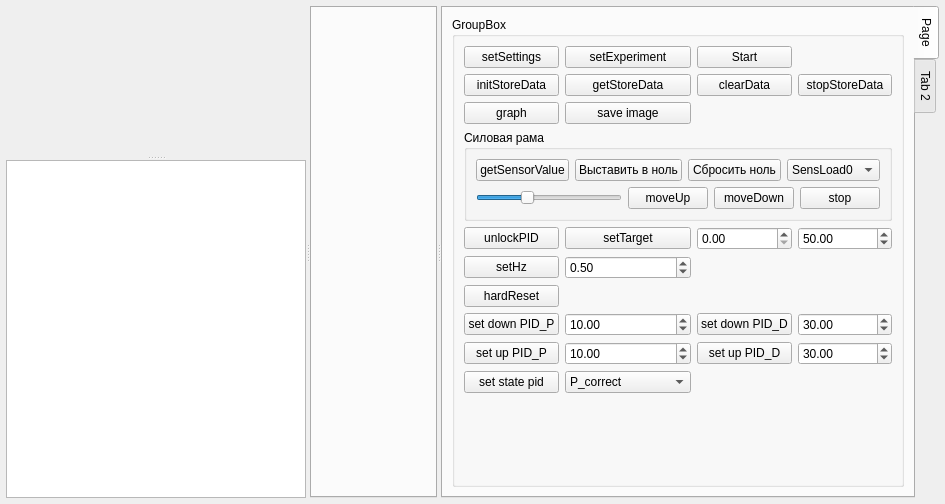
predbannikov/pg-liga, file pg-liga/experimentview.ui: the form before one commit.
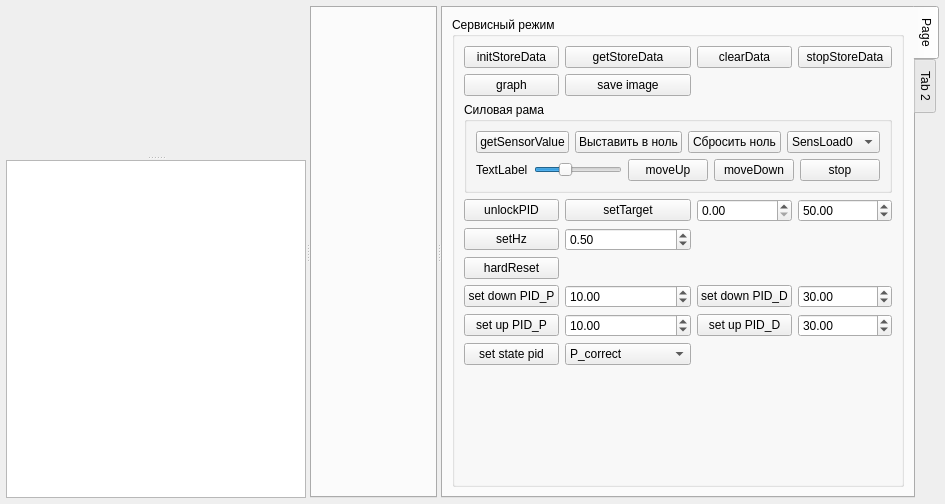
The form after the commit.

What changed in the file:
```diff
--- a/pg-liga/experimentview.ui
+++ b/pg-liga/experimentview.ui
@@ -158,123 +158,17 @@
            <item row="0" column="0">
             <widget class="QGroupBox" name="groupBox_3">
              <property name="title">
-              <string>GroupBox</string>
+              <string>Сервисный режим</string>
              </property>
              <layout class="QGridLayout" name="gridLayout_3">
-              <item row="0" column="0">
-               <widget class="QPushButton" name="btnSetSettings">
-                <property name="text">
-                 <string>setSettings</string>
-                </property>
-               </widget>
-              </item>
-              <item row="0" column="1">
-               <widget class="QPushButton" name="pushButton_2">
-                <property name="text">
-                 <string>setExperiment</string>
-                </property>
-               </widget>
-              </item>
               <item row="0" column="2">
-               <widget class="QPushButton" name="btnStart">
-                <property name="text">
-                 <string>Start</string>
-                </property>
-               </widget>
-              </item>
-              <item row="1" column="0">
-               <widget class="QPushButton" name="btnInitStoreData">
-                <property name="text">
-                 <string>initStoreData</string>
-                </property>
-               </widget>
-              </item>
-              <item row="1" column="1">
-               <widget class="QPushButton" name="btnGetStoreData">
-                <property name="text">
-                 <string>getStoreData</string>
-                </property>
-               </widget>
-              </item>
-              <item row="1" column="2">
                <widget class="QPushButton" name="btnClearDataStore">
                 <property name="text">
                  <string>clearData</string>
                 </property>
                </widget>
               </item>
-              <item row="1" column="3">
-               <widget class="QPushButton" name="btnStopStoreData">
-                <property name="text">
-                 <string>stopStoreData</string>
-                </property>
-               </widget>
-              </item>
-              <item row="2" column="0">
-               <widget class="QPushButton" name="btnCreateGraph">
-                <property name="text">
-                 <string>graph</string>
-                </property>
-               </widget>
-              </item>
-              <item row="2" column="1">
-               <widget class="QPushButton" name="btnSaveImage">
-                <property name="text">
-                 <string>save image</string>
-                </property>
-               </widget>
-              </item>
-              <item row="5" column="0">
-               <widget class="QPushButton" name="btnUnlockPid">
-                <property name="text">
-                 <string>unlockPID</string>
-                </property>
-               </widget>
-              </item>
               <item row="5" column="1">
-               <widget class="QPushButton" name="btnSetTarget">
-                <property name="text">
-                 <string>setTarget</string>
-                </property>
-               </widget>
-              </item>
-              <item row="5" column="2">
-               <widget class="QDoubleSpinBox" name="spinTargetMin">
-                <property name="maximum">
-                 <double>1000000.000000000000000</double>
-                </property>
-                <property name="singleStep">
-                 <double>10.000000000000000</double>
-                </property>
-                <property name="value">
-                 <double>0.000000000000000</double>
-                </property>
-               </widget>
-              </item>
-              <item row="5" column="3">
-               <widget class="QDoubleSpinBox" name="spinTarget">
-                <property name="minimum">
-                 <double>5.000000000000000</double>
-                </property>
-                <property name="maximum">
-                 <double>2000.000000000000000</double>
-                </property>
-                <property name="singleStep">
-                 <double>50.000000000000000</double>
-                </property>
-                <property name="value">
-                 <double>50.000000000000000</double>
-                </property>
-               </widget>
-              </item>
-              <item row="6" column="0">
-               <widget class="QPushButton" name="btnSetHz">
-                <property name="text">
-                 <string>setHz</string>
-                </property>
-               </widget>
-              </item>
-              <item row="6" column="1">
                <widget class="QDoubleSpinBox" name="spinHz">
                 <property name="minimum">
                  <double>0.010000000000000</double>
@@ -290,89 +184,28 @@
                 </property>
                </widget>
               </item>
-              <item row="7" column="0">
-               <widget class="QPushButton" name="btnHardReset">
+              <item row="4" column="1">
+               <widget class="QPushButton" name="btnSetTarget">
                 <property name="text">
-                 <string>hardReset</string>
-                </property>
-               </widget>
-              </item>
-              <item row="8" column="0">
-               <widget class="QPushButton" name="btnSetPidP">
-                <property name="text">
-                 <string>set down PID_P</string>
-                </property>
-               </widget>
-              </item>
-              <item row="8" column="1">
-               <widget class="QDoubleSpinBox" name="spinSetPID_P">
-                <property name="maximum">
-                 <double>1000.000000000000000</double>
-                </property>
-                <property name="value">
-                 <double>10.000000000000000</double>
-                </property>
-               </widget>
-              </item>
-              <item row="8" column="2">
-               <widget class="QPushButton" name="btnSetPID_D">
-                <property name="text">
-                 <string>set down PID_D</string>
-                </property>
-               </widget>
-              </item>
-              <item row="8" column="3">
-               <widget class="QDoubleSpinBox" name="spinSetPID_D">
-                <property name="maximum">
-                 <double>1000.000000000000000</double>
-                </property>
-                <property name="value">
-                 <double>30.000000000000000</double>
+                 <string>setTarget</string>
                 </property>
                </widget>
               </item>
               <item row="9" column="0">
-               <widget class="QPushButton" name="btnSetUpPidP">
-                <property name="text">
-                 <string>set up PID_P</string>
-                </property>
-               </widget>
-              </item>
-              <item row="9" column="1">
-               <widget class="QDoubleSpinBox" name="spinSetUpPID_P">
-                <property name="maximum">
-                 <double>1000.000000000000000</double>
-                </property>
-                <property name="value">
-                 <double>10.000000000000000</double>
-                </property>
-               </widget>
-              </item>
-              <item row="9" column="2">
-               <widget class="QPushButton" name="btnSetUpPID_D">
-                <property name="text">
-                 <string>set up PID_D</string>
-                </property>
-               </widget>
-              </item>
-              <item row="9" column="3">
-               <widget class="QDoubleSpinBox" name="spinSetUpPID_D">
-                <property name="maximum">
-                 <double>1000.000000000000000</double>
-                </property>
-                <property name="value">
-                 <double>30.000000000000000</double>
-                </property>
-               </widget>
-              </item>
-              <item row="10" column="0">
                <widget class="QPushButton" name="btnSetState">
                 <property name="text">
                  <string>set state pid</string>
                 </property>
                </widget>
               </item>
-              <item row="10" column="1">
+              <item row="5" column="0">
+               <widget class="QPushButton" name="btnSetHz">
+                <property name="text">
+                 <string>setHz</string>
+                </property>
+               </widget>
+              </item>
+              <item row="9" column="1">
                <widget class="QComboBox" name="cmbState">
                 <item>
                  <property name="text">
@@ -386,7 +219,37 @@
                 </item>
                </widget>
               </item>
-              <item row="11" column="0">
+              <item row="4" column="3">
+               <widget class="QDoubleSpinBox" name="spinTarget">
+                <property name="minimum">
+                 <double>5.000000000000000</double>
+                </property>
+                <property name="maximum">
+                 <double>2000.000000000000000</double>
+                </property>
+                <property name="singleStep">
+                 <double>50.000000000000000</double>
+                </property>
+                <property name="value">
+                 <double>50.000000000000000</double>
+                </property>
+               </widget>
+              </item>
+              <item row="0" column="3">
+               <widget class="QPushButton" name="btnStopStoreData">
+                <property name="text">
+                 <string>stopStoreData</string>
+                </property>
+               </widget>
+              </item>
+              <item row="8" column="0">
+               <widget class="QPushButton" name="btnSetUpPidP">
+                <property name="text">
+                 <string>set up PID_P</string>
+                </property>
+               </widget>
+              </item>
+              <item row="10" column="0">
                <spacer name="verticalSpacer">
                 <property name="orientation">
                  <enum>Qt::Vertical</enum>
@@ -399,7 +262,123 @@
                 </property>
                </spacer>
               </item>
-              <item row="4" column="0" colspan="4">
+              <item row="8" column="2">
+               <widget class="QPushButton" name="btnSetUpPID_D">
+                <property name="text">
+                 <string>set up PID_D</string>
+                </property>
+               </widget>
+              </item>
+              <item row="8" column="3">
+               <widget class="QDoubleSpinBox" name="spinSetUpPID_D">
+                <property name="maximum">
+                 <double>1000.000000000000000</double>
+                </property>
+                <property name="value">
+                 <double>30.000000000000000</double>
+                </property>
+               </widget>
+              </item>
+              <item row="4" column="0">
+               <widget class="QPushButton" name="btnUnlockPid">
+                <property name="text">
+                 <string>unlockPID</string>
+                </property>
+               </widget>
+              </item>
+              <item row="4" column="2">
+               <widget class="QDoubleSpinBox" name="spinTargetMin">
+                <property name="maximum">
+                 <double>1000000.000000000000000</double>
+                </property>
+                <property name="singleStep">
+                 <double>10.000000000000000</double>
+                </property>
+                <property name="value">
+                 <double>0.000000000000000</double>
+                </property>
+               </widget>
+              </item>
+              <item row="1" column="0">
+               <widget class="QPushButton" name="btnCreateGraph">
+                <property name="text">
+                 <string>graph</string>
+                </property>
+               </widget>
+              </item>
+              <item row="7" column="0">
+               <widget class="QPushButton" name="btnSetPidP">
+                <property name="text">
+                 <string>set down PID_P</string>
+                </property>
+               </widget>
+              </item>
+              <item row="7" column="2">
+               <widget class="QPushButton" name="btnSetPID_D">
+                <property name="text">
+                 <string>set down PID_D</string>
+                </property>
+               </widget>
+              </item>
+              <item row="0" column="0">
+               <widget class="QPushButton" name="btnInitStoreData">
+                <property name="text">
+                 <string>initStoreData</string>
+                </property>
+               </widget>
+              </item>
+              <item row="7" column="3">
+               <widget class="QDoubleSpinBox" name="spinSetPID_D">
+                <property name="maximum">
+                 <double>1000.000000000000000</double>
+                </property>
+                <property name="value">
+                 <double>30.000000000000000</double>
+                </property>
+               </widget>
+              </item>
+              <item row="1" column="1">
+               <widget class="QPushButton" name="btnSaveImage">
+                <property name="text">
+                 <string>save image</string>
+                </property>
+               </widget>
+              </item>
+              <item row="0" column="1">
+               <widget class="QPushButton" name="btnGetStoreData">
+                <property name="text">
+                 <string>getStoreData</string>
+                </property>
+               </widget>
+              </item>
+              <item row="7" column="1">
+               <widget class="QDoubleSpinBox" name="spinSetPID_P">
+                <property name="maximum">
+                 <double>1000.000000000000000</double>
+                </property>
+                <property name="value">
+                 <double>10.000000000000000</double>
+                </property>
+               </widget>
+              </item>
+              <item row="8" column="1">
+               <widget class="QDoubleSpinBox" name="spinSetUpPID_P">
+                <property name="maximum">
+                 <double>1000.000000000000000</double>
+                </property>
+                <property name="value">
+                 <double>10.000000000000000</double>
+                </property>
+               </widget>
+              </item>
+              <item row="6" column="0">
+               <widget class="QPushButton" name="btnHardReset">
+                <property name="text">
+                 <string>hardReset</string>
+                </property>
+               </widget>
+              </item>
+              <item row="3" column="0" colspan="4">
                <widget class="QGroupBox" name="grpLoadFrame">
                 <property name="title">
                  <string>Силовая рама</string>
@@ -476,6 +455,16 @@
                  </item>
                  <item>
                   <layout class="QHBoxLayout" name="horizontalLayout">
+                   <item>
+                    <widget class="QLabel" name="lblLoadFrameSpeed">
+                     <property name="text">
+                      <string>TextLabel</string>
+                     </property>
+                     <property name="buddy">
+                      <cstring>sliderLoadFrameSpeed</cstring>
+                     </property>
+                    </widget>
+                   </item>
                    <item>
                     <widget class="QSlider" name="sliderLoadFrameSpeed">
                      <property name="maximum">
```
Left out of the diff: 19 changed lines with no effect on the pictures.
